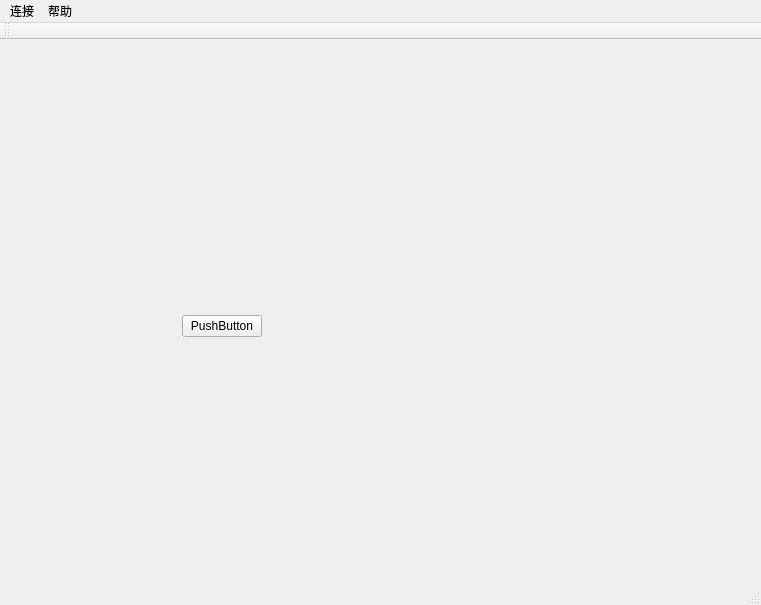
The window that mainwindow.ui (BAT6188/kedacom-android-tool) describes before a commit, drawn with Qt 5.
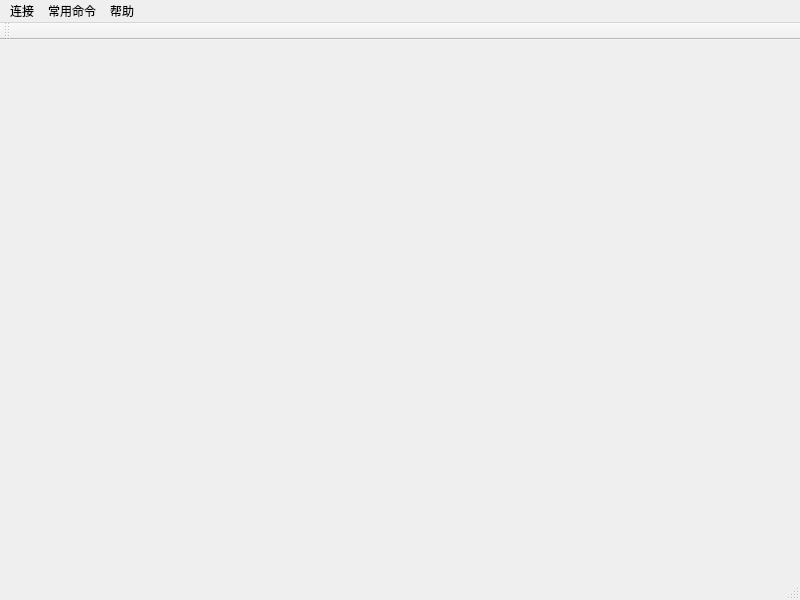
The same window after the commit. Icons and pictures are not drawn.

Patch:
```diff
--- a/mainwindow.ui
+++ b/mainwindow.ui
@@ -6,13 +6,13 @@
    <rect>
     <x>0</x>
     <y>0</y>
-    <width>761</width>
-    <height>605</height>
+    <width>800</width>
+    <height>600</height>
    </rect>
   </property>
   <property name="minimumSize">
    <size>
-    <width>300</width>
+    <width>500</width>
     <height>300</height>
    </size>
   </property>
@@ -27,104 +27,13 @@
    <property name="layoutDirection">
     <enum>Qt::LeftToRight</enum>
    </property>
-   <widget class="QWidget" name="gridLayoutWidget">
-    <property name="geometry">
-     <rect>
-      <x>0</x>
-      <y>0</y>
-      <width>751</width>
-      <height>541</height>
-     </rect>
-    </property>
-    <layout class="QGridLayout" name="gridLayout">
-     <item row="0" column="0">
-      <widget class="QStackedWidget" name="stackedWidget">
-       <property name="sizePolicy">
-        <sizepolicy hsizetype="Expanding" vsizetype="Expanding">
-         <horstretch>0</horstretch>
-         <verstretch>0</verstretch>
-        </sizepolicy>
-       </property>
-       <property name="minimumSize">
-        <size>
-         <width>300</width>
-         <height>300</height>
-        </size>
-       </property>
-       <property name="currentIndex">
-        <number>1</number>
-       </property>
-       <widget class="QWidget" name="pageNoPhone">
-        <widget class="QLabel" name="label">
-         <property name="geometry">
-          <rect>
-           <x>240</x>
-           <y>220</y>
-           <width>201</width>
-           <height>41</height>
-          </rect>
-         </property>
-         <property name="font">
-          <font>
-           <pointsize>12</pointsize>
-          </font>
-         </property>
-         <property name="text">
-          <string>No phone connected</string>
-         </property>
-         <property name="textFormat">
-          <enum>Qt::AutoText</enum>
-         </property>
-         <property name="alignment">
-          <set>Qt::AlignCenter</set>
-         </property>
-        </widget>
-       </widget>
-       <widget class="QWidget" name="pageDevice">
-        <widget class="QWidget" name="gridLayoutWidget_2">
-         <property name="geometry">
-          <rect>
-           <x>160</x>
-           <y>40</y>
-           <width>381</width>
-           <height>471</height>
-          </rect>
-         </property>
-         <layout class="QGridLayout" name="gridLayout_2">
-          <item row="0" column="1">
-           <widget class="QLabel" name="label_2">
-            <property name="sizePolicy">
-             <sizepolicy hsizetype="Expanding" vsizetype="Expanding">
-              <horstretch>0</horstretch>
-              <verstretch>0</verstretch>
-             </sizepolicy>
-            </property>
-            <property name="text">
-             <string/>
-            </property>
-           </widget>
-          </item>
-          <item row="0" column="0">
-           <widget class="QPushButton" name="pushButton">
-            <property name="text">
-             <string>PushButton</string>
-            </property>
-           </widget>
-          </item>
-         </layout>
-        </widget>
-       </widget>
-      </widget>
-     </item>
-    </layout>
-   </widget>
   </widget>
   <widget class="QMenuBar" name="menuBar">
    <property name="geometry">
     <rect>
      <x>0</x>
      <y>0</y>
-     <width>761</width>
+     <width>800</width>
      <height>23</height>
     </rect>
    </property>
@@ -145,7 +54,15 @@
     <addaction name="actionAbout"/>
     <addaction name="actionHelp"/>
    </widget>
+   <widget class="QMenu" name="menu">
+    <property name="title">
+     <string>常用命令</string>
+    </property>
+    <addaction name="actionReboot_bootloader"/>
+    <addaction name="actionReboot_bootloader_2"/>
+   </widget>
    <addaction name="menuConnect"/>
+   <addaction name="menu"/>
    <addaction name="menuHelp"/>
   </widget>
   <widget class="QToolBar" name="mainToolBar">
```
Left out of the diff: 10 changed lines with no effect on the pictures.
